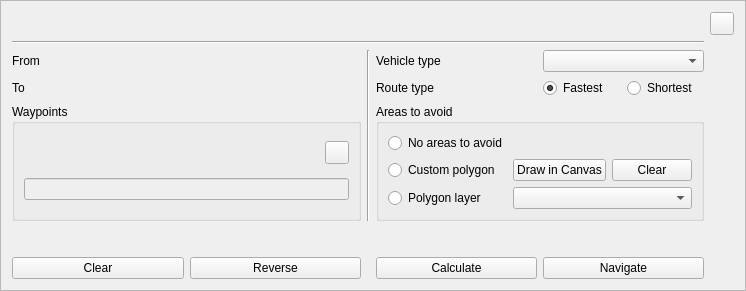
This is kadasrouting/gui/optimalroutebottombar.ui in kadas-albireo/kadas-albireo2 as Qt 5 draws it before an edit. The edited form follows.
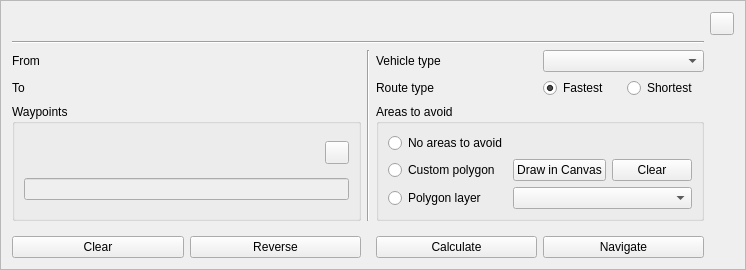
This is the edited form. Icons and pictures are not drawn.

Commit message: Make optimal route dialog more compact.

Diff of the .ui file:
```diff
--- a/kadasrouting/gui/optimalroutebottombar.ui
+++ b/kadasrouting/gui/optimalroutebottombar.ui
@@ -7,7 +7,7 @@
     <x>0</x>
     <y>0</y>
     <width>746</width>
-    <height>291</height>
+    <height>270</height>
    </rect>
   </property>
   <property name="windowTitle">
```
